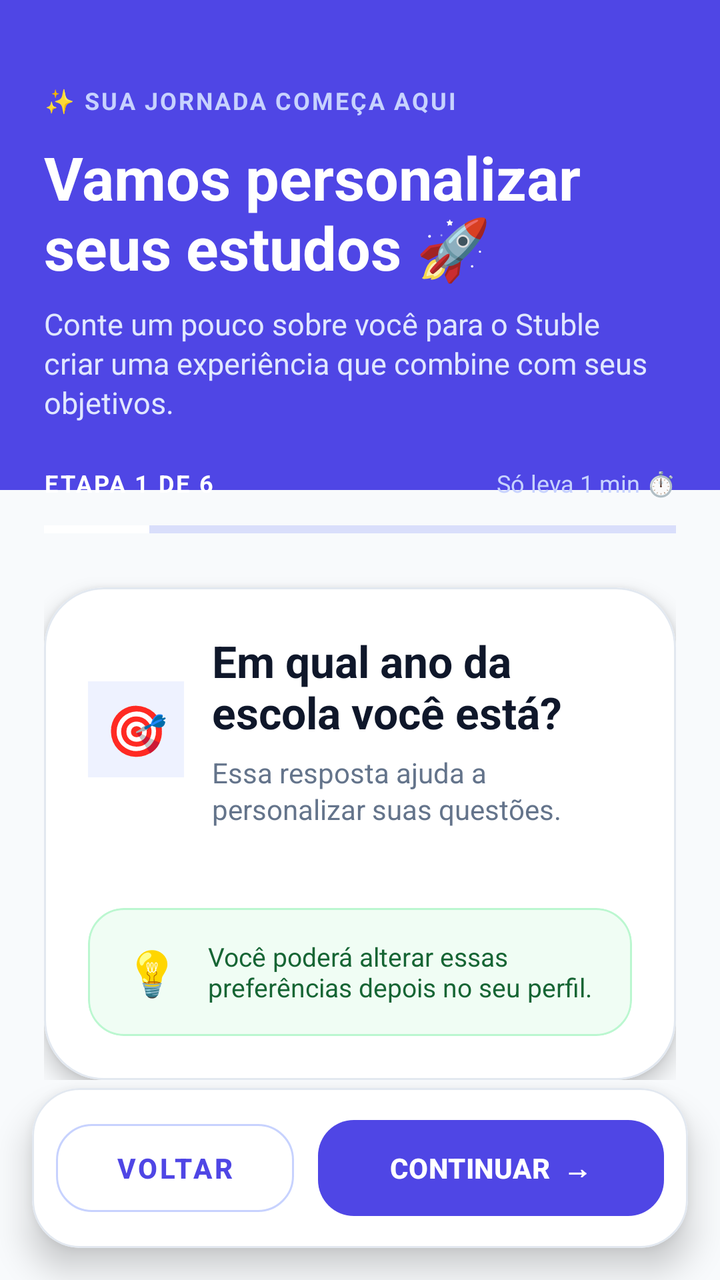
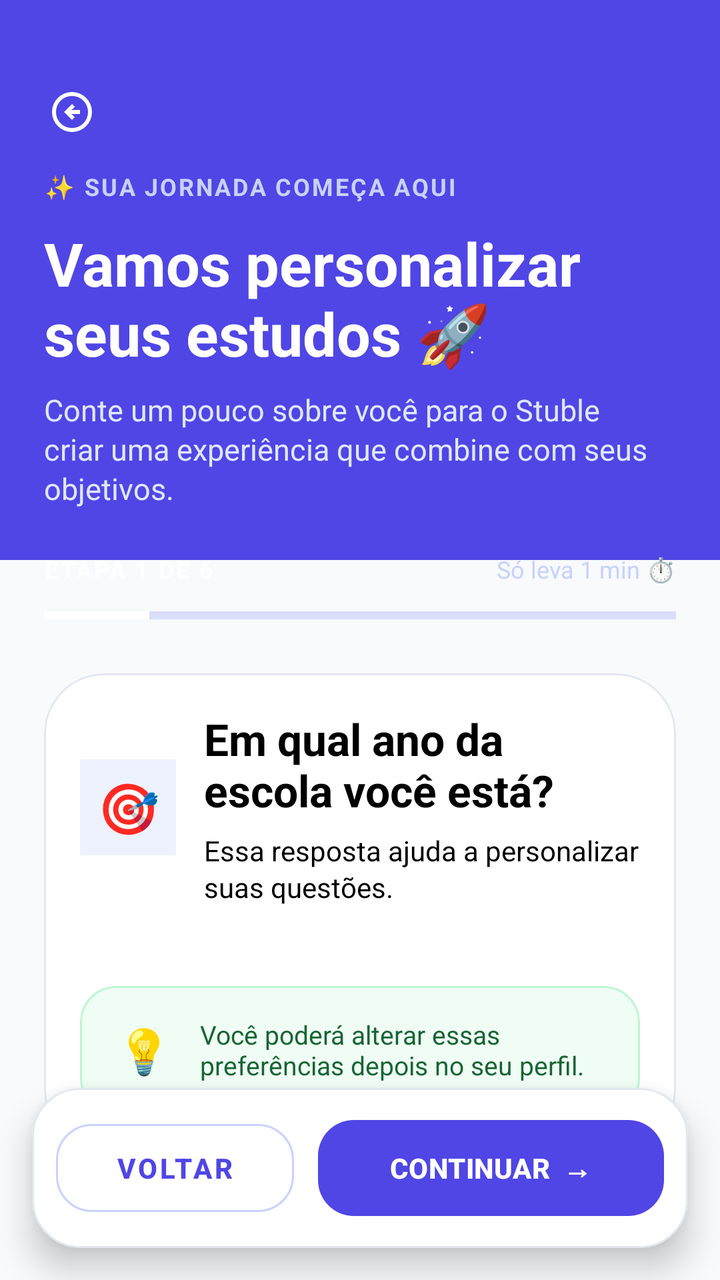

An Android layout rendered at two revisions. The XML below is the earlier revision; the diff shows what the commit changed to produce the second picture.
<!-- AndroidManifest.xml: application theme Theme.Stuble -->
<!-- res/layout/activity_personalizacao.xml -->
<?xml version="1.0" encoding="utf-8"?>
<androidx.constraintlayout.widget.ConstraintLayout
    xmlns:android="http://schemas.android.com/apk/res/android"
    xmlns:app="http://schemas.android.com/apk/res-auto"
    android:layout_width="match_parent"
    android:layout_height="match_parent"
    android:background="#F8FAFC">

    <View
        android:id="@+id/headerBackground"
        android:layout_width="0dp"
        android:layout_height="245dp"
        android:background="#4F46E5"
        app:layout_constraintEnd_toEndOf="parent"
        app:layout_constraintStart_toStartOf="parent"
        app:layout_constraintTop_toTopOf="parent" />

    <androidx.core.widget.NestedScrollView
        android:id="@+id/scrollPersonalizacao"
        android:layout_width="0dp"
        android:layout_height="0dp"
        android:clipToPadding="false"
        android:fillViewport="true"
        android:overScrollMode="ifContentScrolls"
        android:paddingBottom="120dp"
        app:layout_constraintBottom_toBottomOf="parent"
        app:layout_constraintEnd_toEndOf="parent"
        app:layout_constraintStart_toStartOf="parent"
        app:layout_constraintTop_toTopOf="parent">

        <LinearLayout
            android:layout_width="match_parent"
            android:layout_height="wrap_content"
            android:orientation="vertical"
            android:paddingStart="22dp"
            android:paddingTop="42dp"
            android:paddingEnd="22dp">

            <TextView
                android:layout_width="wrap_content"
                android:layout_height="wrap_content"
                android:text="✨ SUA JORNADA COMEÇA AQUI"
                android:textColor="#C7D2FE"
                android:textSize="12sp"
                android:textStyle="bold"
                android:letterSpacing="0.08" />

            <TextView
                android:id="@+id/txtTituloPersonalizacao"
                android:layout_width="match_parent"
                android:layout_height="wrap_content"
                android:layout_marginTop="10dp"
                android:text="Vamos personalizar seus estudos 🚀"
                android:textColor="#FFFFFF"
                android:textSize="30sp"
                android:textStyle="bold" />

            <TextView
                android:layout_width="match_parent"
                android:layout_height="wrap_content"
                android:layout_marginTop="8dp"
                android:lineSpacingExtra="2dp"
                android:text="Conte um pouco sobre você para o Stuble criar uma experiência que combine com seus objetivos."
                android:textColor="#E0E7FF"
                android:textSize="15sp" />

            <LinearLayout
                android:layout_width="match_parent"
                android:layout_height="wrap_content"
                android:layout_marginTop="22dp"
                android:gravity="center_vertical"
                android:orientation="horizontal">

                <TextView
                    android:id="@+id/txtEtapa"
                    android:layout_width="0dp"
                    android:layout_height="wrap_content"
                    android:layout_weight="1"
                    android:letterSpacing="0.08"
                    android:text="ETAPA 1 DE 6"
                    android:textColor="#FFFFFF"
                    android:textSize="12sp"
                    android:textStyle="bold" />

                <TextView
                    android:layout_width="wrap_content"
                    android:layout_height="wrap_content"
                    android:text="Só leva 1 min ⏱️"
                    android:textColor="#C7D2FE"
                    android:textSize="12sp" />
            </LinearLayout>

            <ProgressBar
                android:id="@+id/progressEtapas"
                style="?android:attr/progressBarStyleHorizontal"
                android:layout_width="match_parent"
                android:layout_height="10dp"
                android:layout_marginTop="10dp"
                android:max="6"
                android:progress="1"
                android:progressBackgroundTint="#818CF8"
                android:progressTint="#FFFFFF" />

            <com.google.android.material.card.MaterialCardView
                android:layout_width="match_parent"
                android:layout_height="wrap_content"
                android:layout_marginTop="24dp"
                app:cardBackgroundColor="#FFFFFF"
                app:cardCornerRadius="30dp"
                app:cardElevation="6dp"
                app:strokeColor="#E2E8F0"
                app:strokeWidth="1dp">

                <LinearLayout
                    android:layout_width="match_parent"
                    android:layout_height="wrap_content"
                    android:orientation="vertical"
                    android:padding="22dp">

                    <LinearLayout
                        android:layout_width="match_parent"
                        android:layout_height="wrap_content"
                        android:gravity="center_vertical"
                        android:orientation="horizontal">

                        <TextView
                            android:layout_width="48dp"
                            android:layout_height="48dp"
                            android:background="#EEF2FF"
                            android:gravity="center"
                            android:text="🎯"
                            android:textSize="25sp" />

                        <LinearLayout
                            android:layout_width="0dp"
                            android:layout_height="wrap_content"
                            android:layout_marginStart="14dp"
                            android:layout_weight="1"
                            android:orientation="vertical">

                            <TextView
                                android:id="@+id/txtPergunta"
                                android:layout_width="match_parent"
                                android:layout_height="wrap_content"
                                android:text="Em qual ano da escola você está?"
                                android:textColor="#0F172A"
                                android:textSize="22sp"
                                android:textStyle="bold" />

                            <TextView
                                android:id="@+id/txtDescricao"
                                android:layout_width="match_parent"
                                android:layout_height="wrap_content"
                                android:layout_marginTop="6dp"
                                android:lineSpacingExtra="2dp"
                                android:text="Essa resposta ajuda a personalizar suas questões."
                                android:textColor="#64748B"
                                android:textSize="14sp" />
                        </LinearLayout>
                    </LinearLayout>

                    <LinearLayout
                        android:id="@+id/containerOpcoes"
                        android:layout_width="match_parent"
                        android:layout_height="wrap_content"
                        android:layout_marginTop="22dp"
                        android:orientation="vertical" />

                    <com.google.android.material.card.MaterialCardView
                        android:layout_width="match_parent"
                        android:layout_height="wrap_content"
                        android:layout_marginTop="18dp"
                        app:cardBackgroundColor="#F0FDF4"
                        app:cardCornerRadius="18dp"
                        app:cardElevation="0dp"
                        app:strokeColor="#BBF7D0"
                        app:strokeWidth="1dp">

                        <LinearLayout
                            android:layout_width="match_parent"
                            android:layout_height="wrap_content"
                            android:gravity="center_vertical"
                            android:orientation="horizontal"
                            android:padding="14dp">

                            <TextView
                                android:layout_width="36dp"
                                android:layout_height="36dp"
                                android:gravity="center"
                                android:text="💡"
                                android:textSize="22sp" />

                            <TextView
                                android:layout_width="0dp"
                                android:layout_height="wrap_content"
                                android:layout_marginStart="10dp"
                                android:layout_weight="1"
                                android:text="Você poderá alterar essas preferências depois no seu perfil."
                                android:textColor="#166534"
                                android:textSize="13sp" />
                        </LinearLayout>
                    </com.google.android.material.card.MaterialCardView>

                </LinearLayout>
            </com.google.android.material.card.MaterialCardView>

        </LinearLayout>
    </androidx.core.widget.NestedScrollView>

    <com.google.android.material.card.MaterialCardView
        android:id="@+id/cardBotoes"
        android:layout_width="0dp"
        android:layout_height="wrap_content"
        android:layout_marginStart="16dp"
        android:layout_marginEnd="16dp"
        android:layout_marginBottom="16dp"
        app:cardBackgroundColor="#FFFFFF"
        app:cardCornerRadius="24dp"
        app:cardElevation="10dp"
        app:layout_constraintBottom_toBottomOf="parent"
        app:layout_constraintEnd_toEndOf="parent"
        app:layout_constraintStart_toStartOf="parent"
        app:strokeColor="#E2E8F0"
        app:strokeWidth="1dp">

        <LinearLayout
            android:layout_width="match_parent"
            android:layout_height="wrap_content"
            android:gravity="center_vertical"
            android:orientation="horizontal"
            android:padding="12dp">

            <com.google.android.material.button.MaterialButton
                android:id="@+id/btnVoltar"
                style="@style/Widget.MaterialComponents.Button.OutlinedButton"
                android:layout_width="0dp"
                android:layout_height="56dp"
                android:layout_weight="1"
                android:text="VOLTAR"
                android:textColor="#4F46E5"
                android:textSize="14sp"
                android:textStyle="bold"
                app:cornerRadius="18dp"
                app:strokeColor="#C7D2FE"
                app:strokeWidth="1dp" />

            <Space
                android:layout_width="12dp"
                android:layout_height="1dp" />

            <com.google.android.material.button.MaterialButton
                android:id="@+id/btnContinuar"
                android:layout_width="0dp"
                android:layout_height="56dp"
                android:layout_weight="1.45"
                android:text="CONTINUAR  →"
                android:textColor="#FFFFFF"
                android:textSize="14sp"
                android:textStyle="bold"
                app:backgroundTint="#4F46E5"
                app:cornerRadius="18dp" />

        </LinearLayout>
    </com.google.android.material.card.MaterialCardView>

</androidx.constraintlayout.widget.ConstraintLayout>
<!-- resources referenced by this layout -->
<resources>
  <style name="Theme.Stuble" parent="Base.Theme.Stuble" />
  <style name="Base.Theme.Stuble" parent="Theme.Material3.DayNight.NoActionBar">
          
          
          <item name="android:windowLightStatusBar">true</item>
          <item name="android:statusBarColor">@android:color/transparent</item>
      </style>
</resources>

<!-- the commit's change to res/layout/activity_personalizacao.xml (unified diff, before → after) -->
@@ -6,15 +6,6 @@
     android:layout_height="match_parent"
     android:background="#F8FAFC">
 
-    <View
-        android:id="@+id/headerBackground"
-        android:layout_width="0dp"
-        android:layout_height="245dp"
-        android:background="#4F46E5"
-        app:layout_constraintEnd_toEndOf="parent"
-        app:layout_constraintStart_toStartOf="parent"
-        app:layout_constraintTop_toTopOf="parent" />
-
     <androidx.core.widget.NestedScrollView
         android:id="@+id/scrollPersonalizacao"
         android:layout_width="0dp"
@@ -22,189 +13,220 @@
         android:clipToPadding="false"
         android:fillViewport="true"
         android:overScrollMode="ifContentScrolls"
-        android:paddingBottom="120dp"
         app:layout_constraintBottom_toBottomOf="parent"
         app:layout_constraintEnd_toEndOf="parent"
         app:layout_constraintStart_toStartOf="parent"
         app:layout_constraintTop_toTopOf="parent">
 
-        <LinearLayout
+        <androidx.constraintlayout.widget.ConstraintLayout
             android:layout_width="match_parent"
-            android:layout_height="wrap_content"
-            android:orientation="vertical"
-            android:paddingStart="22dp"
-            android:paddingTop="42dp"
-            android:paddingEnd="22dp">
-
-            <TextView
-                android:layout_width="wrap_content"
-                android:layout_height="wrap_content"
-                android:text="✨ SUA JORNADA COMEÇA AQUI"
-                android:textColor="#C7D2FE"
-                android:textSize="12sp"
-                android:textStyle="bold"
-                android:letterSpacing="0.08" />
-
-            <TextView
-                android:id="@+id/txtTituloPersonalizacao"
-                android:layout_width="match_parent"
-                android:layout_height="wrap_content"
-                android:layout_marginTop="10dp"
-                android:text="Vamos personalizar seus estudos 🚀"
-                android:textColor="#FFFFFF"
-                android:textSize="30sp"
-                android:textStyle="bold" />
-
-            <TextView
-                android:layout_width="match_parent"
-                android:layout_height="wrap_content"
-                android:layout_marginTop="8dp"
-                android:lineSpacingExtra="2dp"
-                android:text="Conte um pouco sobre você para o Stuble criar uma experiência que combine com seus objetivos."
-                android:textColor="#E0E7FF"
-                android:textSize="15sp" />
+            android:layout_height="wrap_content">
+
+            <View
+                android:id="@+id/headerBackground"
+                android:layout_width="0dp"
+                android:layout_height="280dp"
+                android:background="#4F46E5"
+                app:layout_constraintEnd_toEndOf="parent"
+                app:layout_constraintStart_toStartOf="parent"
+                app:layout_constraintTop_toTopOf="parent" />
+
+            <ImageButton
+                android:id="@+id/btnBackHeader"
+                android:layout_width="48dp"
+                android:layout_height="48dp"
+                android:layout_marginStart="12dp"
+                android:layout_marginTop="32dp"
+                android:background="?attr/selectableItemBackgroundBorderless"
+                android:contentDescription="Voltar"
+                android:padding="12dp"
+                android:src="@drawable/ic_back"
+                app:layout_constraintStart_toStartOf="parent"
+                app:layout_constraintTop_toTopOf="parent"
+                app:tint="#FFFFFF" />
 
             <LinearLayout
                 android:layout_width="match_parent"
                 android:layout_height="wrap_content"
-                android:layout_marginTop="22dp"
-                android:gravity="center_vertical"
-                android:orientation="horizontal">
+                android:orientation="vertical"
+                android:paddingStart="22dp"
+                android:paddingTop="85dp"
+                android:paddingEnd="22dp"
+                android:paddingBottom="140dp"
+                app:layout_constraintStart_toStartOf="parent"
+                app:layout_constraintTop_toTopOf="parent">
 
                 <TextView
-                    android:id="@+id/txtEtapa"
-                    android:layout_width="0dp"
-                    android:layout_height="wrap_content"
-                    android:layout_weight="1"
+                    android:layout_width="wrap_content"
+                    android:layout_height="wrap_content"
                     android:letterSpacing="0.08"
-                    android:text="ETAPA 1 DE 6"
-                    android:textColor="#FFFFFF"
+                    android:text="✨ SUA JORNADA COMEÇA AQUI"
+                    android:textColor="#C7D2FE"
                     android:textSize="12sp"
                     android:textStyle="bold" />
 
                 <TextView
-                    android:layout_width="wrap_content"
-                    android:layout_height="wrap_content"
-                    android:text="Só leva 1 min ⏱️"
-                    android:textColor="#C7D2FE"
-                    android:textSize="12sp" />
-            </LinearLayout>
-
-            <ProgressBar
-                android:id="@+id/progressEtapas"
-                style="?android:attr/progressBarStyleHorizontal"
-                android:layout_width="match_parent"
-                android:layout_height="10dp"
-                android:layout_marginTop="10dp"
-                android:max="6"
-                android:progress="1"
-                android:progressBackgroundTint="#818CF8"
-                android:progressTint="#FFFFFF" />
-
-            <com.google.android.material.card.MaterialCardView
-                android:layout_width="match_parent"
-                android:layout_height="wrap_content"
-                android:layout_marginTop="24dp"
-                app:cardBackgroundColor="#FFFFFF"
-                app:cardCornerRadius="30dp"
-                app:cardElevation="6dp"
-                app:strokeColor="#E2E8F0"
-                app:strokeWidth="1dp">
+                    android:id="@+id/txtTituloPersonalizacao"
+                    android:layout_width="match_parent"
+                    android:layout_height="wrap_content"
+                    android:layout_marginTop="10dp"
+                    android:text="Vamos personalizar seus estudos 🚀"
+                    android:textColor="#FFFFFF"
+                    android:textSize="30sp"
+                    android:textStyle="bold" />
+
+                <TextView
+                    android:layout_width="match_parent"
+                    android:layout_height="wrap_content"
+                    android:layout_marginTop="8dp"
+                    android:lineSpacingExtra="2dp"
+                    android:text="Conte um pouco sobre você para o Stuble criar uma experiência que combine com seus objetivos."
+                    android:textColor="#E0E7FF"
+                    android:textSize="15sp" />
 
                 <LinearLayout
                     android:layout_width="match_parent"
                     android:layout_height="wrap_content"
-                    android:orientation="vertical"
-                    android:padding="22dp">
+                    android:layout_marginTop="22dp"
+                    android:gravity="center_vertical"
+                    android:orientation="horizontal">
+
+                    <TextView
+                        android:id="@+id/txtEtapa"
+                        android:layout_width="0dp"
+                        android:layout_height="wrap_content"
+                        android:layout_weight="1"
+                        android:letterSpacing="0.08"
+                        android:text="ETAPA 1 DE 6"
+                        android:textColor="#FFFFFF"
+                        android:textSize="12sp"
+                        android:textStyle="bold" />
+
+                    <TextView
+                        android:layout_width="wrap_content"
+                        android:layout_height="wrap_content"
+                        android:text="Só leva 1 min ⏱️"
+                        android:textColor="#C7D2FE"
+                        android:textSize="12sp" />
+                </LinearLayout>
+
+                <ProgressBar
+                    android:id="@+id/progressEtapas"
+                    style="?android:attr/progressBarStyleHorizontal"
+                    android:layout_width="match_parent"
+                    android:layout_height="10dp"
+                    android:layout_marginTop="10dp"
+                    android:max="6"
+                    android:progress="1"
+                    android:progressBackgroundTint="#818CF8"
+                    android:progressTint="#FFFFFF" />
+
+                <com.google.android.material.card.MaterialCardView
+                    android:layout_width="match_parent"
+                    android:layout_height="wrap_content"
+                    android:layout_marginTop="24dp"
+                    app:cardBackgroundColor="#FFFFFF"
+                    app:cardCornerRadius="30dp"
+                    app:cardElevation="0dp"
+                    app:strokeColor="#E2E8F0"
+                    app:strokeWidth="1dp">
 
                     <LinearLayout
                         android:layout_width="match_parent"
                         android:layout_height="wrap_content"
-                        android:gravity="center_vertical"
-                        android:orientation="horizontal">
-
-                        <TextView
-                            android:layout_width="48dp"
-                            android:layout_height="48dp"
-                            android:background="#EEF2FF"
-                            android:gravity="center"
-                            android:text="🎯"
-                            android:textSize="25sp" />
-
-                        <LinearLayout
-                            android:layout_width="0dp"
-                            android:layout_height="wrap_content"
-                            android:layout_marginStart="14dp"
-                            android:layout_weight="1"
-                            android:orientation="vertical">
-
-                            <TextView
-                                android:id="@+id/txtPergunta"
-                                android:layout_width="match_parent"
-                                android:layout_height="wrap_content"
-                                android:text="Em qual ano da escola você está?"
-                                android:textColor="#0F172A"
-                                android:textSize="22sp"
-                                android:textStyle="bold" />
-
-                            <TextView
-                                android:id="@+id/txtDescricao"
-                                android:layout_width="match_parent"
-                                android:layout_height="wrap_content"
-                                android:layout_marginTop="6dp"
-                                android:lineSpacingExtra="2dp"
-                                android:text="Essa resposta ajuda a personalizar suas questões."
-                                android:textColor="#64748B"
-                                android:textSize="14sp" />
-                        </LinearLayout>
-                    </LinearLayout>
-
-                    <LinearLayout
-                        android:id="@+id/containerOpcoes"
-                        android:layout_width="match_parent"
-                        android:layout_height="wrap_content"
-                        android:layout_marginTop="22dp"
-                        android:orientation="vertical" />
-
-                    <com.google.android.material.card.MaterialCardView
-                        android:layout_width="match_parent"
-                        android:layout_height="wrap_content"
-                        android:layout_marginTop="18dp"
-                        app:cardBackgroundColor="#F0FDF4"
-                        app:cardCornerRadius="18dp"
-                        app:cardElevation="0dp"
-                        app:strokeColor="#BBF7D0"
-                        app:strokeWidth="1dp">
+                        android:orientation="vertical"
+                        android:padding="18dp">
 
                         <LinearLayout
                             android:layout_width="match_parent"
                             android:layout_height="wrap_content"
                             android:gravity="center_vertical"
-                            android:orientation="horizontal"
-                            android:padding="14dp">
+                            android:orientation="horizontal">
 
                             <TextView
-                                android:layout_width="36dp"
-                                android:layout_height="36dp"
+                                android:layout_width="48dp"
+                                android:layout_height="48dp"
+                                android:background="#EEF2FF"
                                 android:gravity="center"
-                                android:text="💡"
-                                android:textSize="22sp" />
-
-                            <TextView
+                                android:text="🎯"
+                                android:textSize="25sp" />
+
+                            <LinearLayout
                                 android:layout_width="0dp"
                                 android:layout_height="wrap_content"
-                                android:layout_marginStart="10dp"
+                                android:layout_marginStart="14dp"
                                 android:layout_weight="1"
-                                android:text="Você poderá alterar essas preferências depois no seu perfil."
-                                android:textColor="#166534"
-                                android:textSize="13sp" />
+                                android:orientation="vertical">
+
+                                <TextView
+                                    android:id="@+id/txtPergunta"
+                                    android:layout_width="match_parent"
+                                    android:layout_height="wrap_content"
+                                    android:text="Em qual ano da escola você está?"
+                                    android:textColor="#000000"
+                                    android:textSize="22sp"
+                                    android:textStyle="bold" />
+
+                                <TextView
+                                    android:id="@+id/txtDescricao"
+                                    android:layout_width="match_parent"
+                                    android:layout_height="wrap_content"
+                                    android:layout_marginTop="6dp"
+                                    android:lineSpacingExtra="2dp"
+                                    android:text="Essa resposta ajuda a personalizar suas questões."
+                                    android:textColor="#000000"
+                                    android:textSize="14sp" />
+                            </LinearLayout>
                         </LinearLayout>
-                    </com.google.android.material.card.MaterialCardView>
-
-                </LinearLayout>
-            </com.google.android.material.card.MaterialCardView>
-
-        </LinearLayout>
+
+                        <LinearLayout
+                            android:id="@+id/containerOpcoes"
+                            android:layout_width="match_parent"
+                            android:layout_height="wrap_content"
+                            android:layout_marginTop="22dp"
+                            android:orientation="vertical" />
+
+                        <com.google.android.material.card.MaterialCardView
+                            android:layout_width="match_parent"
+                            android:layout_height="wrap_content"
+                            android:layout_marginTop="18dp"
+                            app:cardBackgroundColor="#F0FDF4"
+                            app:cardCornerRadius="18dp"
+                            app:cardElevation="0dp"
+                            app:strokeColor="#BBF7D0"
+                            app:strokeWidth="1dp">
+
+                            <LinearLayout
+                                android:layout_width="match_parent"
+                                android:layout_height="wrap_content"
+                                android:gravity="center_vertical"
+                                android:orientation="horizontal"
+                                android:padding="14dp">
+
+                                <TextView
+                                    android:layout_width="36dp"
+                                    android:layout_height="36dp"
+                                    android:gravity="center"
+                                    android:text="💡"
+                                    android:textSize="22sp" />
+
+                                <TextView
+                                    android:layout_width="0dp"
+                                    android:layout_height="wrap_content"
+                                    android:layout_marginStart="10dp"
+                                    android:layout_weight="1"
+                                    android:text="Você poderá alterar essas preferências depois no seu perfil."
+                                    android:textColor="#166534"
+                                    android:textSize="13sp" />
+                            </LinearLayout>
+                        </com.google.android.material.card.MaterialCardView>
+
+                    </LinearLayout>
+                </com.google.android.material.card.MaterialCardView>
+
+            </LinearLayout>
+
+        </androidx.constraintlayout.widget.ConstraintLayout>
     </androidx.core.widget.NestedScrollView>
 
     <com.google.android.material.card.MaterialCardView
<!-- resource entries referenced after the edit -->
@@ -1,5 +1,11 @@
 <!-- resources referenced by this layout -->
 <resources>
+  <!-- drawable ic_back (drawable) -->
+  <vector xmlns:android="http://schemas.android.com/apk/res/android" android:autoMirrored="true" android:height="24dp" android:tint="#000000" android:viewportHeight="960" android:viewportWidth="960" android:width="24dp">
+        
+      <path android:fillColor="@android:color/white" android:pathData="M480,640L536,584L472,520L640,520L640,440L472,440L536,376L480,320L320,480L480,640ZM480,880Q397,880 324,848.5Q251,817 197,763Q143,709 111.5,636Q80,563 80,480Q80,397 111.5,324Q143,251 197,197Q251,143 324,111.5Q397,80 480,80Q563,80 636,111.5Q709,143 763,197Q817,251 848.5,324Q880,397 880,480Q880,563 848.5,636Q817,709 763,763Q709,817 636,848.5Q563,880 480,880ZM480,800Q614,800 707,707Q800,614 800,480Q800,346 707,253Q614,160 480,160Q346,160 253,253Q160,346 160,480Q160,614 253,707Q346,800 480,800ZM480,480Q480,480 480,480Q480,480 480,480Q480,480 480,480Q480,480 480,480Q480,480 480,480Q480,480 480,480Q480,480 480,480Q480,480 480,480Z"/>
+      
+  </vector>
   <style name="Theme.Stuble" parent="Base.Theme.Stuble" />
   <style name="Base.Theme.Stuble" parent="Theme.Material3.DayNight.NoActionBar">
           
